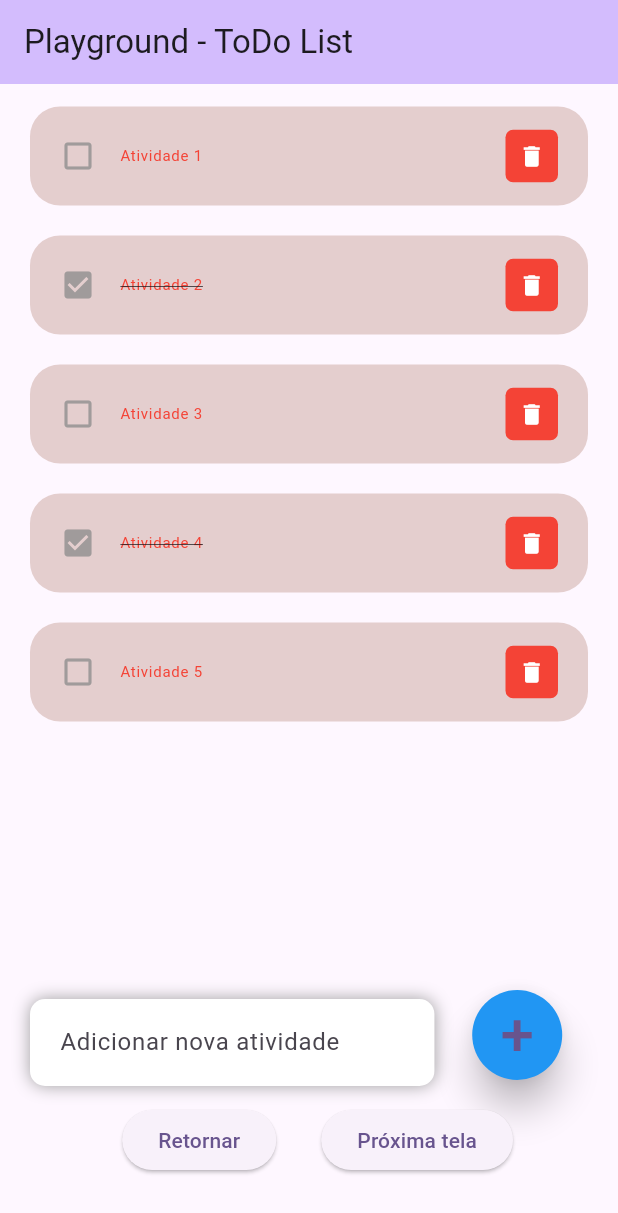
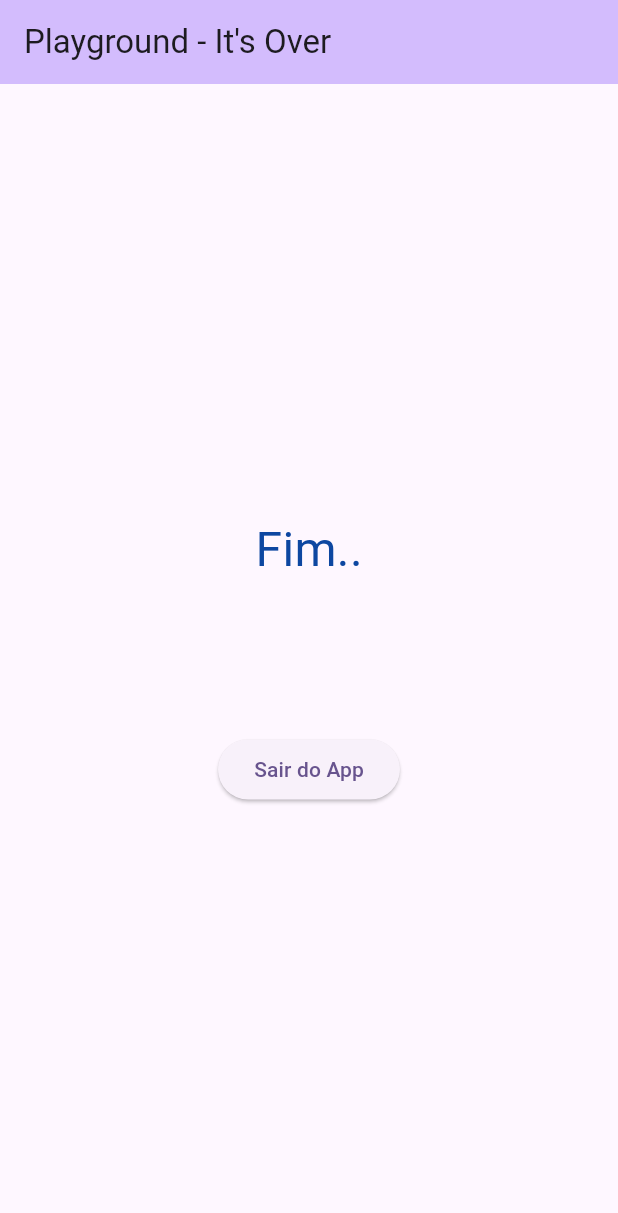
Before and after one commit to LS-F/EstudosFlutter, a Flutter app: the todoList screen opened directly, after a tap on "Próxima tela", on a phone screen of 412 x 824 dp. Shown: the top 1213 px of the screen. Run offline on Flutter 3.47's test engine with Material 3 defaults, Android fonts, the phone set to English and light mode, and no system bars; our stand-ins replace mask_text_input_formatter; Roboto replaces fonts that are missing (verdana).

Commit message:
[feature]:Adicionado tela de encerramento.

```diff
--- /dev/null
+++ b/lib/widgets/theEnd.dart
@@ -0,0 +1,42 @@
+import 'dart:io';
+import 'package:flutter/material.dart';
+
+
+class TheEnd extends StatelessWidget {
+  const TheEnd({super.key});
+
+  @override
+  Widget build(BuildContext context) {
+    return  Scaffold(
+      appBar: AppBar(
+          title: const Text("Playground - It's Over"),
+          automaticallyImplyLeading: false,
+          backgroundColor: Theme.of(context).colorScheme.inversePrimary),
+      body: Center(
+        child: Padding(
+          padding: const EdgeInsets.all(6.0),
+          child: Column(
+            mainAxisAlignment: MainAxisAlignment.center,
+            children: [
+              Text("Fim..",
+                style: TextStyle(
+                    fontFamily: 'verdana',
+                    fontSize: 32,
+                    color: Colors.blue[900]
+                ),
+              ),
+                SizedBox(
+                      height: 100,
+                    ),
+                    ElevatedButton(
+                      child: Text("Sair do App"),
+                      onPressed: () {
+                         exit(0);
+                      },
+                )
+            ],
+          )
+        ),),
+    );
+  }
+}
--- a/lib/widgets/todo_list.dart
+++ b/lib/widgets/todo_list.dart
@@ -2,6 +2,7 @@ import 'package:flutter/material.dart';
 import 'package:playgroundflutter/widgets/validador_cpf.dart';
 import 'package:playgroundflutter/widgets/todo_item.dart';
 import 'package:playgroundflutter/model/todo_atividade.dart';
+import 'package:playgroundflutter/widgets/theEnd.dart';
 
 class todoList extends StatefulWidget {
   const todoList({super.key});
@@ -128,7 +129,12 @@ class _todoListState extends State<todoList> {
                     ),
                     ElevatedButton(
                       child: Text("Próxima tela"),
-                      onPressed: () {},
+                      onPressed: () {
+                         Navigator.push(
+                            context,
+                            MaterialPageRoute(
+                            builder: (context) => const TheEnd()));
+                      },
                     )
                   ],
                 ),
```
